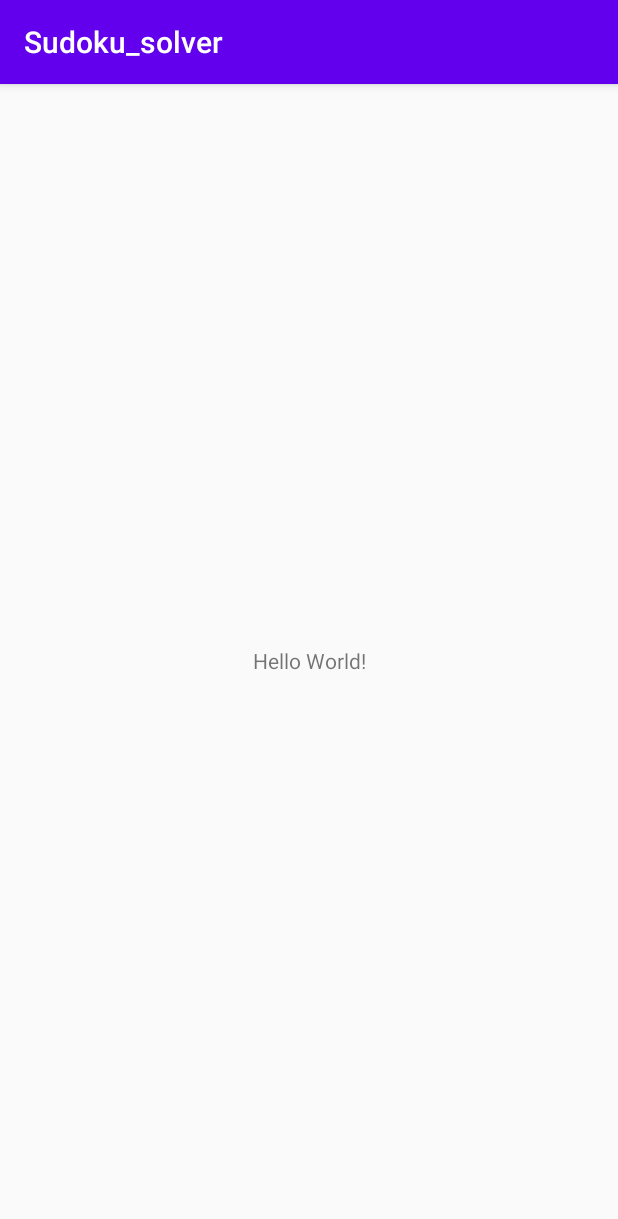
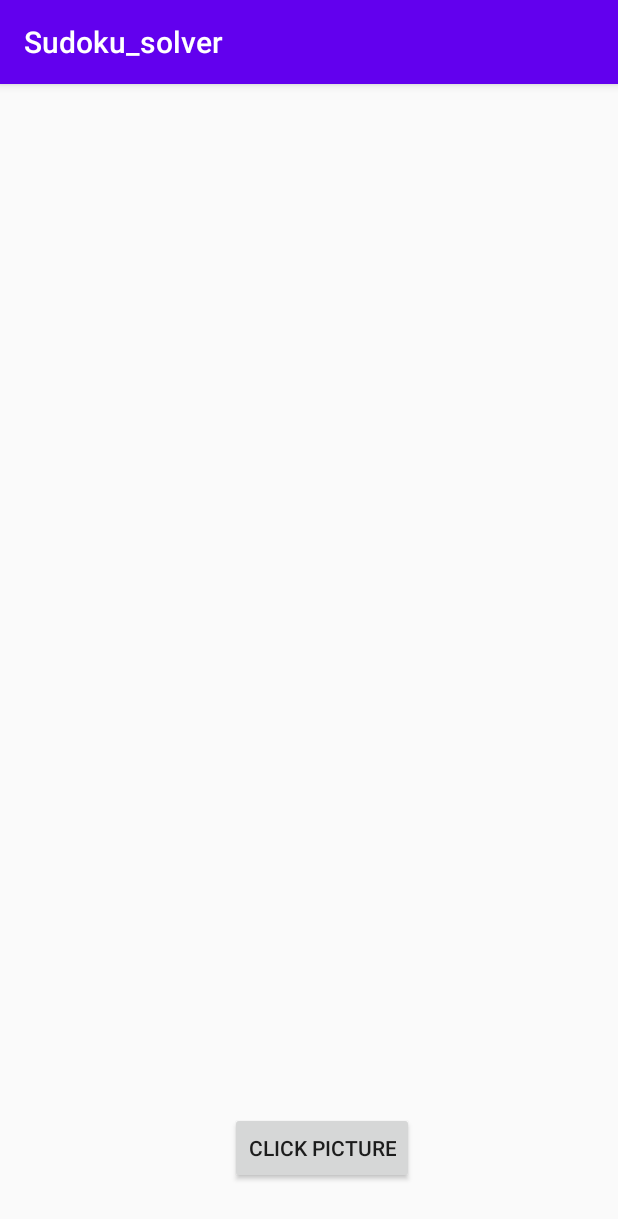
Before and after one commit to Shashvat6264/Sudoku_solver_app, an Android app: the screen it shows after launch (MainActivity), on a phone screen of 412 x 824 dp. Shown: the top 1219 px of the screen. Run offline under Robolectric (Android 15) with nearby library versions, the phone set to English and light mode, and no system bars; 1 statement that could not run was skipped.

Commit message:
Takes and saves pics

```diff
--- a/app/src/main/AndroidManifest.xml
+++ b/app/src/main/AndroidManifest.xml
@@ -1,6 +1,10 @@
 <?xml version="1.0" encoding="utf-8"?>
 <manifest xmlns:android="http://schemas.android.com/apk/res/android"
     package="com.example.sudoku_solver">
+
+    <uses-feature android:name="android.hardware.camera" android:required="true" />
+    <uses-permission android:name="android.permission.WRITE_EXTERNAL_STORAGE"/>
+    <uses-permission android:name="android.permission.WRITE_INTERNAL_STORAGE" />
 
     <application
         android:allowBackup="true"
--- a/app/src/main/res/layout/activity_main.xml
+++ b/app/src/main/res/layout/activity_main.xml
@@ -6,14 +6,28 @@
     android:layout_height="match_parent"
     tools:context=".MainActivity">
 
-    <TextView
-        android:id="@+id/sample_text"
+    <Button
+        android:id="@+id/click"
         android:layout_width="wrap_content"
         android:layout_height="wrap_content"
-        android:text="Hello World!"
+        android:layout_marginTop="255dp"
+        android:text="Click Picture"
         app:layout_constraintBottom_toBottomOf="parent"
-        app:layout_constraintLeft_toLeftOf="parent"
-        app:layout_constraintRight_toRightOf="parent"
-        app:layout_constraintTop_toTopOf="parent" />
+        app:layout_constraintEnd_toEndOf="parent"
+        app:layout_constraintHorizontal_bias="0.529"
+        app:layout_constraintStart_toStartOf="parent"
+        app:layout_constraintTop_toTopOf="parent"
+        app:layout_constraintVertical_bias="0.926" />
 
+    <ImageView
+        android:id="@+id/showpic"
+        android:layout_width="match_parent"
+        android:layout_height="match_parent"
+        app:layout_constraintBottom_toBottomOf="parent"
+        app:layout_constraintEnd_toEndOf="parent"
+        app:layout_constraintHorizontal_bias="1.0"
+        app:layout_constraintStart_toStartOf="parent"
+        app:layout_constraintTop_toBottomOf="@+id/click"
+        app:layout_constraintVertical_bias="1.0"
+        tools:srcCompat="@tools:sample/avatars" />
 </androidx.constraintlayout.widget.ConstraintLayout>
```
Also changed, not shown: app/src/main/java/com/example/sudoku_solver/MainActivity.java (+48 -3 lines).
